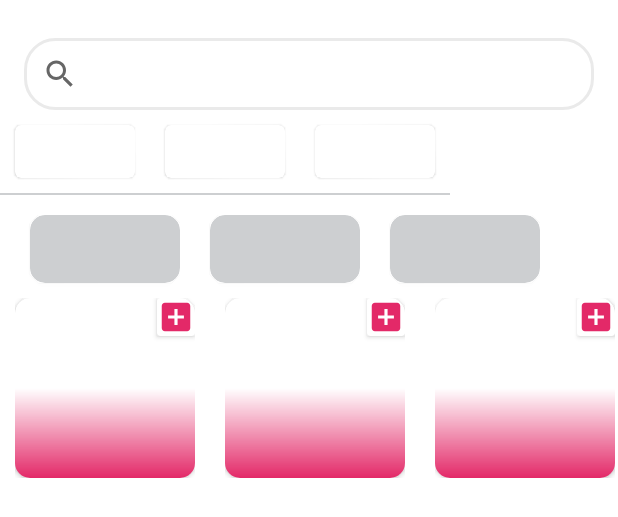
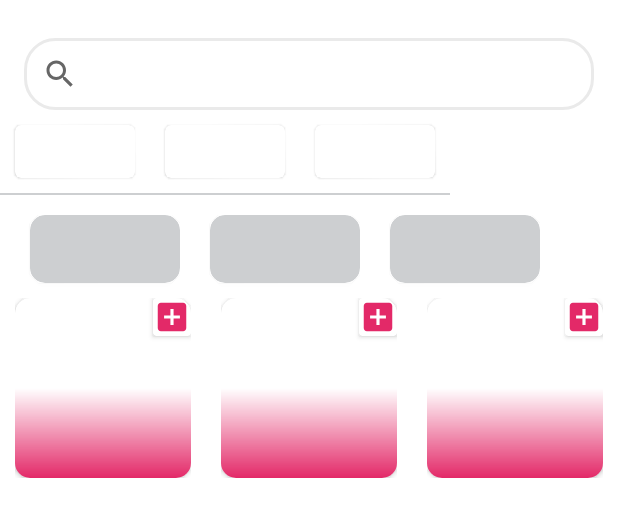
Before and after one commit to dilekdilsahozkan/IsteGelsin, an Android app: the layout activity_main.xml on its own in the app's theme, with its tools: preview values and no code run, on a phone screen of 412 x 824 dp. Shown: the top 517 px of the screen. Run offline under Robolectric (Android 15) with nearby library versions, the phone set to English and light mode, and no system bars.

Commit message:
product list added

```diff
--- a/app/src/main/java/com/example/istegelsin/data/remote/ProductDTO.kt
+++ b/app/src/main/java/com/example/istegelsin/data/remote/ProductDTO.kt
@@ -6,7 +6,6 @@ data class ProductDTO(
     @SerializedName("id") var id: String? = null,
     @SerializedName("name") var name: String? = null,
     @SerializedName("imageUrl") var imageUrl: String? = null,
-    @SerializedName("stock") val stock: Int? = null,
-    @SerializedName("price") val price: Int? = null,
-    @SerializedName("promotionDiscountPercentage") val promotionDiscountPercentage: Int? = null,
+    @SerializedName("price") val price: Double? = null,
+    @SerializedName("promotionDiscountPercentage") val promotionDiscountPercentage: Double? = null,
 )
--- a/app/src/main/java/com/example/istegelsin/data/repository/CategoryRepositoryImpl.kt
+++ b/app/src/main/java/com/example/istegelsin/data/repository/CategoryRepositoryImpl.kt
@@ -40,8 +40,7 @@ class CategoryRepositoryImpl (private var allApi: AllAPI): CategoryRepository {
                     id = it.id,
                     name = it.name,
                     imageUrl = it.imageUrl,
-                    stock  = it.stock,
-                    price = it.price,
+                    price = it.price ?: 0.0,
                     promotionDiscountPercentage = it.promotionDiscountPercentage
                 )
             }?: listOf()
--- a/app/src/main/java/com/example/istegelsin/domain/Product.kt
+++ b/app/src/main/java/com/example/istegelsin/domain/Product.kt
@@ -5,8 +5,7 @@ data class Product(
 var id: String? = null,
 var name: String? = null,
 var imageUrl: String? = null,
-var stock: Int? = null,
-var price: Int? = null,
-var promotionDiscountPercentage: Int? = null,
+var price: Double = 0.0,
+var promotionDiscountPercentage: Double? = null,
 
 ): Entity()
--- a/app/src/main/java/com/example/istegelsin/presentation/category/CategoryViewModel.kt
+++ b/app/src/main/java/com/example/istegelsin/presentation/category/CategoryViewModel.kt
@@ -52,8 +52,9 @@ class CategoryViewModel (private val homeUseCase: AllUseCase): ViewModel() {
 }
 
 sealed class HomeUIState{
-    data class Success(val homeEntity: CategoryEntity): HomeUIState()
+
     data class Error(val error: String?): HomeUIState()
+    //data class Success(val searchEntity: List<Product>): HomeUIState()
     data class PageSuccess(val categoryList:List<Categories>): HomeUIState()
     data class ProductSuccess(val productList:List<Product>): HomeUIState()
     object Idle: HomeUIState()
--- a/app/src/main/java/com/example/istegelsin/presentation/product/ProductAdapter.kt
+++ b/app/src/main/java/com/example/istegelsin/presentation/product/ProductAdapter.kt
@@ -3,14 +3,12 @@ package com.example.istegelsin.presentation.product
 import android.view.LayoutInflater
 import android.view.ViewGroup
 import androidx.recyclerview.widget.RecyclerView
-import com.example.istegelsin.R
 import com.example.istegelsin.databinding.HomeCardViewBinding
-import com.example.istegelsin.domain.HomogeneousRecyclerAdapter
 import com.example.istegelsin.domain.Product
-import com.example.istegelsin.domain.ProductLists
-import com.example.istegelsin.presentation.category.ItemSelectedListener
 
 class ProductAdapter(private var mList: List<Product>): RecyclerView.Adapter<ProductAdapterViewHolder>() {
+
+
     override fun onCreateViewHolder(parent: ViewGroup, viewType: Int): ProductAdapterViewHolder {
         val binding = HomeCardViewBinding.inflate(LayoutInflater.from(parent.context), parent, false)
         return ProductAdapterViewHolder.HomeCardViewHolder(binding)
--- a/app/src/main/res/layout/activity_main.xml
+++ b/app/src/main/res/layout/activity_main.xml
@@ -2,6 +2,12 @@
 <layout xmlns:android="http://schemas.android.com/apk/res/android"
     xmlns:app="http://schemas.android.com/apk/res-auto"
     xmlns:tools="http://schemas.android.com/tools">
+
+    <data>
+        <variable
+            name="findProduct"
+            type="com.example.istegelsin.domain.Product" />
+    </data>
 
     <androidx.constraintlayout.widget.ConstraintLayout
         android:layout_width="match_parent"
@@ -46,12 +52,13 @@
 
             <androidx.recyclerview.widget.RecyclerView
                 android:id="@+id/categoryCard"
+                app:spanCount="3"
                 android:layout_width="match_parent"
                 app:layout_constraintTop_toBottomOf="@+id/categoryProductTwo"
                 tools:listitem="@layout/home_card_view"
-                android:orientation="horizontal"
-                app:layoutManager="androidx.recyclerview.widget.LinearLayoutManager"
-                android:layout_height="300dp"/>
+                android:orientation="vertical"
+                app:layoutManager="androidx.recyclerview.widget.GridLayoutManager"
+                android:layout_height="0dp"/>
 
         </androidx.constraintlayout.widget.ConstraintLayout>
 
--- a/app/src/main/res/layout/home_card_view.xml
+++ b/app/src/main/res/layout/home_card_view.xml
@@ -21,7 +21,8 @@
             android:layout_width="120dp"
             android:layout_height="120dp"
             app:cardCornerRadius="10dp"
-            android:layout_weight="0.5">
+            android:layout_weight="0.5"
+            android:id="@+id/productCard">
 
             <ImageView
                 android:layout_width="match_parent"
@@ -45,7 +46,20 @@
                     android:id="@+id/addProduct"
                     android:layout_height="25dp"
                     android:src="@drawable/ic_add"
-                    android:layout_gravity="fill" />
+                    android:layout_gravity="fill"/>
+
+                <androidx.cardview.widget.CardView
+                    android:layout_width="match_parent"
+                    android:layout_height="match_parent">
+
+                    <ImageView
+                        android:layout_width="25dp"
+                        android:layout_height="25dp"
+                        android:src="@drawable/ic_add"
+                        android:layout_gravity="fill"/>
+
+
+                </androidx.cardview.widget.CardView>
 
             </androidx.cardview.widget.CardView>
 
@@ -74,7 +88,7 @@
                         android:layout_height="20dp"
                         android:layout_gravity="center"
                         android:layout_marginStart="5dp"
-                        android:text="@{products.price}"
+                        android:text="@{String.valueOf(products.price)}"
                         android:textColor="@color/white"
                         android:textSize="12sp"
                         android:textStyle="bold" />
--- a/app/src/main/res/values/strings.xml
+++ b/app/src/main/res/values/strings.xml
@@ -1,4 +1,3 @@
 <resources>
     <string name="app_name">IsteGelsin</string>
-    <string name="price">%1$. \n tl</string>
 </resources>
```
Also changed, not shown: app/src/main/java/com/example/istegelsin/MainActivity.kt (+35 -15 lines).
